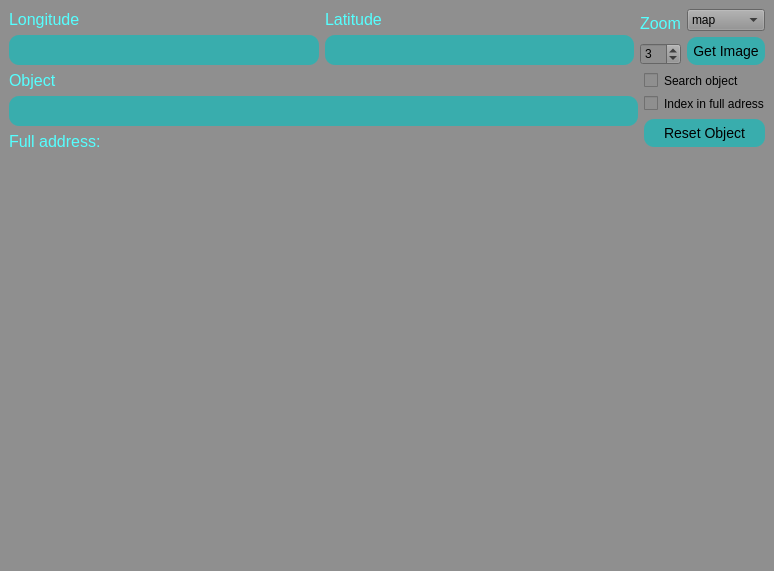
First picture: the form in map_ui.ui, repository Rogozhin-Dmitry/yandex_api_big_project, before the edit.
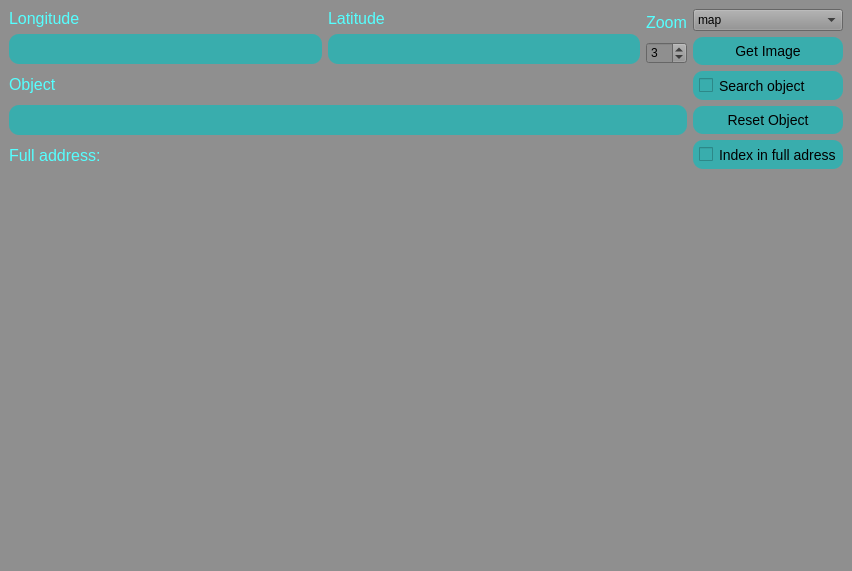
Second picture: the form after the edit.

Commit message: Красивый интерфейс обновлен

Patch:
```diff
--- a/map_ui.ui
+++ b/map_ui.ui
@@ -6,7 +6,7 @@
    <rect>
     <x>0</x>
     <y>0</y>
-    <width>774</width>
+    <width>852</width>
     <height>571</height>
    </rect>
   </property>
@@ -18,10 +18,18 @@
 border-width: 0px;</string>
   </property>
   <widget class="QWidget" name="centralwidget">
-   <layout class="QVBoxLayout" name="verticalLayout_4">
+   <layout class="QVBoxLayout" name="verticalLayout_8">
     <item>
      <layout class="QHBoxLayout" name="horizontalLayout">
       <item>
+       <layout class="QVBoxLayout" name="verticalLayout_2">
+        <item>
+         <layout class="QHBoxLayout" name="horizontalLayout_3">
+          <item>
+           <layout class="QVBoxLayout" name="verticalLayout_6">
+            <item>
+             <layout class="QHBoxLayout" name="horizontalLayout_2">
+              <item>
        <layout class="QVBoxLayout" name="verticalLayout_3">
         <item>
          <widget class="QLabel" name="label_2">
@@ -63,7 +71,7 @@
        </layout>
       </item>
       <item>
-       <layout class="QVBoxLayout" name="verticalLayout_2">
+               <layout class="QVBoxLayout" name="verticalLayout_4">
         <item>
          <widget class="QLabel" name="label_3">
           <property name="font">
@@ -101,7 +109,7 @@
        </layout>
       </item>
       <item>
-       <layout class="QVBoxLayout" name="verticalLayout">
+               <layout class="QVBoxLayout" name="verticalLayout_5">
         <item>
          <widget class="QLabel" name="label_4">
           <property name="font">
@@ -149,8 +157,67 @@
         </item>
        </layout>
       </item>
+             </layout>
+            </item>
       <item>
-       <layout class="QVBoxLayout" name="verticalLayout_5">
+             <widget class="QLabel" name="label_6">
+              <property name="font">
+               <font>
+                <family>Segoe UI</family>
+                <pointsize>12</pointsize>
+               </font>
+              </property>
+              <property name="styleSheet">
+               <string notr="true">color: rgb(85, 255, 255);
+
+</string>
+              </property>
+              <property name="text">
+               <string>Object</string>
+              </property>
+             </widget>
+            </item>
+            <item>
+             <widget class="QLineEdit" name="Object">
+              <property name="focusPolicy">
+               <enum>Qt::ClickFocus</enum>
+              </property>
+              <property name="styleSheet">
+               <string notr="true">background-color: rgb(57, 173, 173);
+border-style: outset;
+border-radius: 10px;
+border-color: beige;
+font: 14px;
+padding: 6px;
+min-width: 10em;</string>
+              </property>
+              <property name="text">
+               <string/>
+              </property>
+             </widget>
+            </item>
+            <item>
+             <widget class="QLabel" name="address">
+              <property name="font">
+               <font>
+                <family>Segoe UI</family>
+                <pointsize>12</pointsize>
+               </font>
+              </property>
+              <property name="styleSheet">
+               <string notr="true">color: rgb(85, 255, 255);
+
+</string>
+              </property>
+              <property name="text">
+               <string>Full address:</string>
+              </property>
+             </widget>
+            </item>
+           </layout>
+          </item>
+          <item>
+           <layout class="QVBoxLayout" name="verticalLayout">
         <item>
          <widget class="QComboBox" name="comboBox">
           <item>
@@ -174,7 +241,6 @@
          <widget class="QPushButton" name="Get_Image">
           <property name="font">
            <font>
-            <family>Segoe UI</family>
             <pointsize>-1</pointsize>
             <weight>50</weight>
             <italic>false</italic>
@@ -200,92 +266,27 @@
           </property>
          </widget>
         </item>
-       </layout>
-      </item>
-     </layout>
-    </item>
-    <item>
-     <layout class="QHBoxLayout" name="horizontalLayout_3">
-      <item>
-       <layout class="QVBoxLayout" name="verticalLayout_6">
-        <item>
-         <widget class="QLabel" name="label_6">
-          <property name="font">
-           <font>
-            <family>Segoe UI</family>
-            <pointsize>12</pointsize>
-           </font>
-          </property>
-          <property name="styleSheet">
-           <string notr="true">color: rgb(85, 255, 255);
-
-</string>
-          </property>
-          <property name="text">
-           <string>Object</string>
-          </property>
-         </widget>
-        </item>
-        <item>
-         <widget class="QLineEdit" name="Object">
-          <property name="focusPolicy">
-           <enum>Qt::ClickFocus</enum>
-          </property>
-          <property name="styleSheet">
-           <string notr="true">background-color: rgb(57, 173, 173);
-border-style: outset;
-border-radius: 10px;
-border-color: beige;
-font: 14px;
-padding: 6px;
-min-width: 10em;</string>
-          </property>
-          <property name="text">
-           <string/>
-          </property>
-         </widget>
-        </item>
-        <item>
-         <widget class="QLabel" name="address">
-          <property name="font">
-           <font>
-            <family>Segoe UI</family>
-            <pointsize>12</pointsize>
-           </font>
-          </property>
-          <property name="styleSheet">
-           <string notr="true">color: rgb(85, 255, 255);
-
-</string>
-          </property>
-          <property name="text">
-           <string>Full address:</string>
-          </property>
-         </widget>
-        </item>
-       </layout>
-      </item>
-      <item>
-       <layout class="QVBoxLayout" name="verticalLayout_7">
         <item>
          <widget class="QCheckBox" name="radioButton">
+              <property name="styleSheet">
+               <string notr="true">background-color: rgb(57, 173, 173);
+padding: 6px;
+border-style: outset;
+border-width: 0px;
+border-radius: 10px;
+border-color: beige;
+font: 14px;
+min-width: 10em;</string>
+              </property>
           <property name="text">
            <string>Search object</string>
           </property>
          </widget>
         </item>
-        <item>
-         <widget class="QCheckBox" name="index">
-          <property name="text">
-           <string>Index in full adress</string>
-          </property>
-         </widget>
-        </item>
         <item>
          <widget class="QPushButton" name="delete_2">
           <property name="font">
            <font>
-            <family>Segoe UI</family>
             <pointsize>-1</pointsize>
             <weight>50</weight>
             <italic>false</italic>
@@ -311,21 +312,33 @@
           </property>
          </widget>
         </item>
-       </layout>
-      </item>
-     </layout>
-    </item>
     <item>
-     <layout class="QHBoxLayout" name="horizontalLayout_2">
-      <item>
-       <widget class="QLabel" name="map">
-        <property name="focusPolicy">
-         <enum>Qt::StrongFocus</enum>
+             <widget class="QCheckBox" name="index">
+              <property name="styleSheet">
+               <string notr="true">background-color: rgb(57, 173, 173);
+padding: 6px;
+border-style: outset;
+border-width: 0px;
+border-radius: 10px;
+border-color: beige;
+font: 14px;
+min-width: 10em;</string>
         </property>
         <property name="text">
-         <string/>
-        </property>
-       </widget>
+               <string>Index in full adress</string>
+              </property>
+             </widget>
+            </item>
+           </layout>
+          </item>
+          <item>
+           <layout class="QVBoxLayout" name="verticalLayout_7"/>
+          </item>
+         </layout>
+        </item>
+       </layout>
+      </item>
+     </layout>
       </item>
       <item>
        <spacer name="verticalSpacer">
@@ -340,7 +353,15 @@
         </property>
        </spacer>
       </item>
-     </layout>
+    <item>
+     <widget class="QLabel" name="map">
+      <property name="focusPolicy">
+       <enum>Qt::StrongFocus</enum>
+      </property>
+      <property name="text">
+       <string/>
+      </property>
+     </widget>
     </item>
    </layout>
   </widget>
```
Lines whose indentation alone changed are shown as unchanged.
